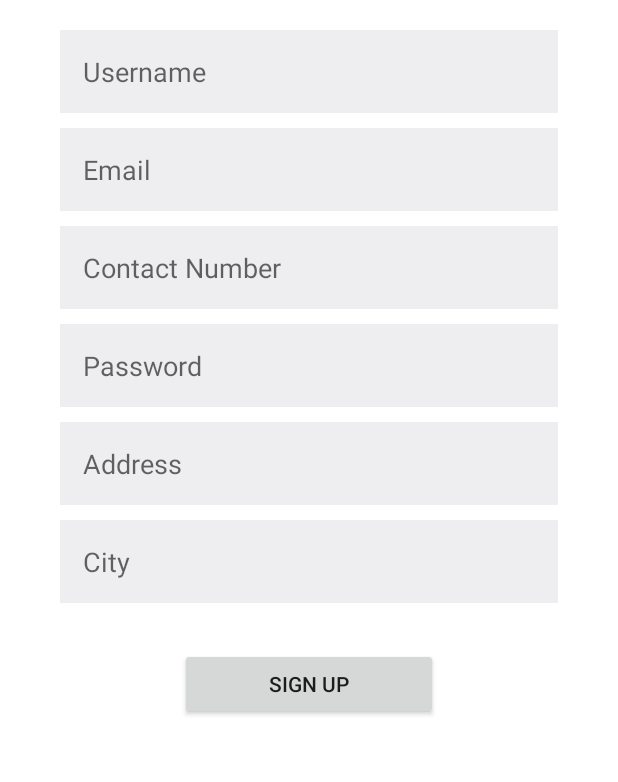
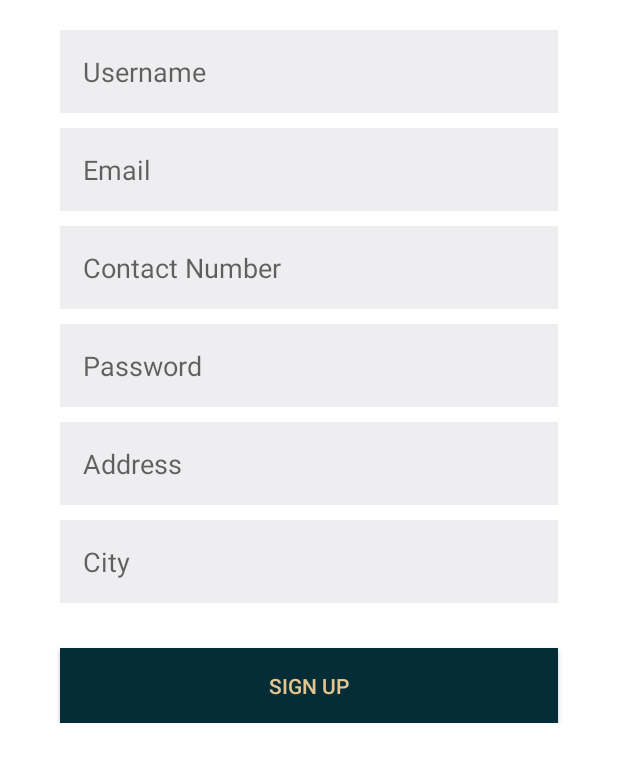
Before and after one commit to Pujan1810/Tiffin-Service, an Android app: the Signup_user screen opened directly, with no data from a screen before it, on a phone screen of 412 x 824 dp, the part 180-962 px from its top. Run offline under Robolectric (Android 15) with nearby library versions, the phone set to English and light mode, and no system bars; our stand-ins replace Volley.

Commit message:
Android Application

```diff
--- a/app/src/main/res/layout/acitivty_signup_client.xml
+++ b/app/src/main/res/layout/acitivty_signup_client.xml
@@ -124,9 +124,9 @@
         android:layout_width="match_parent"
         android:layout_height="wrap_content"
         android:layout_marginHorizontal="30dp"
-        android:background="@color/colorPrimary"
+        android:background="@color/DarkBlue"
         android:text="Sign Up"
-        android:textColor="#ffffff"
+        android:textColor="@color/Biege"
 
 
         />
--- a/app/src/main/res/layout/activity_signup_user.xml
+++ b/app/src/main/res/layout/activity_signup_user.xml
@@ -116,7 +116,10 @@
         android:layout_below="@id/edt_city"
         android:text="Sign up"
         android:layout_marginTop="30dp"
-        android:layout_marginHorizontal="120dp"
+        android:padding="15dp"
+        android:background="@color/DarkBlue"
+        android:textColor="@color/Biege"
+        android:layout_marginHorizontal="40dp"
         />
         </LinearLayout>
     </ScrollView>
```
